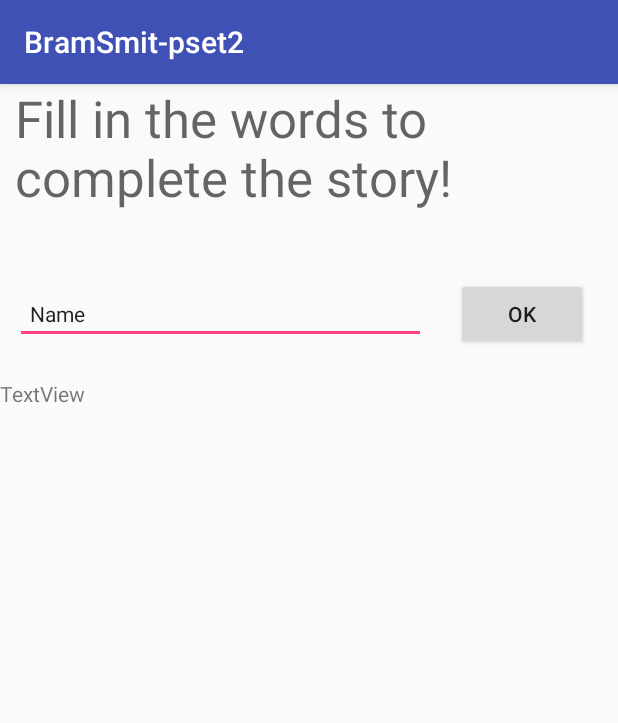
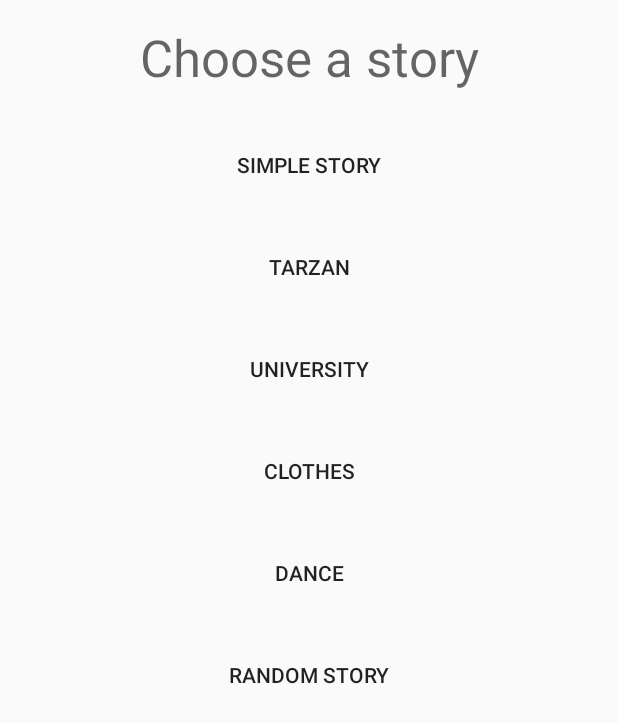
Before and after one commit to Bram502/BramSmit-pset2, an Android app: the screen it shows after launch (InputActivity before the commit, SelectionActivity after it), after a tap on "GET STARTED!", on a phone screen of 412 x 824 dp. Shown: the top 723 px of the screen. Run offline under Robolectric (Android 15) with nearby library versions, the phone set to English and light mode, and no system bars.

Commit message:
Implemented  - proper back navigation  - User story selection  - Random story selection

```diff
--- a/app/build.gradle
+++ b/app/build.gradle
@@ -20,11 +20,12 @@ android {
 }
 
 dependencies {
-    compile fileTree(dir: 'libs', include: ['*.jar'])
+    compile fileTree(include: ['*.jar'], dir: 'libs')
     androidTestCompile('com.android.support.test.espresso:espresso-core:2.2.2', {
         exclude group: 'com.android.support', module: 'support-annotations'
     })
     compile 'com.android.support:appcompat-v7:26.+'
     compile 'com.android.support.constraint:constraint-layout:1.0.2'
+    compile 'com.android.support:design:26.0.0-alpha1'
     testCompile 'junit:junit:4.12'
 }
--- a/app/src/main/AndroidManifest.xml
+++ b/app/src/main/AndroidManifest.xml
@@ -17,7 +17,8 @@
             </intent-filter>
         </activity>
         <activity android:name=".InputActivity" />
-        <activity android:name=".DisplayActivity"></activity>
+        <activity android:name=".DisplayActivity" />
+        <activity android:name=".SelectionActivity"></activity>
     </application>
 
 </manifest>
--- a/app/src/main/java/com/example/bwhsm/bramsmit_pset2/MainActivity.java
+++ b/app/src/main/java/com/example/bwhsm/bramsmit_pset2/MainActivity.java
@@ -5,38 +5,29 @@ import android.support.v7.app.AppCompatActivity;
 import android.os.Bundle;
 import android.view.View;
 
-import java.io.IOException;
-import java.io.InputStream;
 
 public class MainActivity extends AppCompatActivity {
 
-    private Story currentStory = null;
+
     @Override
     protected void onCreate(Bundle savedInstanceState) {
         super.onCreate(savedInstanceState);
         setContentView(R.layout.activity_main);
-        initializeStory();
+
+        findViewById(R.id.startButton).setOnClickListener(new ClickHandler());
+
 
     }
 
-    private void initializeStory() {
-        try {
-            InputStream is = getAssets().open("madlib0_simple.txt");
-            currentStory = new Story(is);
-        } catch (IOException e) {
-            e.printStackTrace();
-        }
-        System.out.println(currentStory.toString());
-    }
-
-    public void goToFirst(View view) {
-
-//        EditText editText = (EditText) findViewById(R.id.editText);
-//        String text = editText.getText().toString();
-
-        Intent i= new Intent(this, InputActivity.class);
-        i.putExtra("story", currentStory);
+    public void goToSelection() {
+        Intent i= new Intent(this, SelectionActivity.class);
         startActivity(i);
         finish();
     }
+
+    private class ClickHandler implements View.OnClickListener {
+        public void onClick(View arg0) {
+            goToSelection();
+        }
+    }
 }
--- a/app/src/main/res/layout/activity_input.xml
+++ b/app/src/main/res/layout/activity_input.xml
@@ -5,51 +5,47 @@
     android:layout_width="match_parent"
     android:layout_height="match_parent"
     android:orientation="vertical"
-    tools:context="com.example.bwhsm.bramsmit_pset2.InputActivity"
-    android:weightSum="1">
+    android:weightSum="1"
+    tools:context="com.example.bwhsm.bramsmit_pset2.InputActivity">
 
 
     <TextView
         android:id="@+id/textView3"
         android:layout_width="match_parent"
         android:layout_height="wrap_content"
-        android:layout_marginBottom="25dp"
-        android:layout_marginLeft="10dp"
+        android:padding="15dp"
         android:text="Fill in the words to complete the story!"
         android:textAppearance="@style/TextAppearance.AppCompat.Display1" />
 
     <TextView
-        android:id="@+id/count"
+        android:id="@+id/countView"
         android:layout_width="match_parent"
         android:layout_height="wrap_content"
         android:layout_marginLeft="120dp"
         android:layout_marginRight="120dp"
-        android:gravity="center" />
+        android:gravity="center"
+        android:text="count" />
 
     <LinearLayout
         android:layout_width="match_parent"
         android:layout_height="wrap_content"
-        android:orientation="horizontal">
+        android:orientation="horizontal"
+        android:padding="10dp"
+        android:weightSum="1">
 
         <EditText
             android:id="@+id/userInput"
             android:layout_width="wrap_content"
             android:layout_height="wrap_content"
-            android:layout_marginLeft="10dp"
-            android:layout_weight="2.14"
+            android:layout_weight="0.90"
             android:ems="10"
             android:inputType="textPersonName"
-            android:paddingLeft="10dp"
-            android:text="Name"
-            android:textAppearance="@android:style/TextAppearance.DeviceDefault.Small"
-            />
+            android:textAppearance="@android:style/TextAppearance.DeviceDefault" />
 
         <Button
             android:id="@+id/enterButton"
             android:layout_width="wrap_content"
             android:layout_height="wrap_content"
-            android:layout_marginLeft="20dp"
-            android:layout_marginRight="20dp"
             android:text="OK" />
 
     </LinearLayout>
@@ -60,10 +56,4 @@
         android:layout_height="wrap_content"
         android:gravity="center" />
 
-    <TextView
-        android:id="@+id/testText"
-        android:layout_width="match_parent"
-        android:layout_height="wrap_content"
-        android:text="TextView" />
-
 </LinearLayout>
--- a/app/src/main/res/layout/activity_main.xml
+++ b/app/src/main/res/layout/activity_main.xml
@@ -45,7 +45,6 @@
         android:layout_height="wrap_content"
         android:layout_marginLeft="50dp"
         android:layout_marginRight="50dp"
-        android:onClick="goToFirst"
         android:text="GET STARTED!"
         android:textAppearance="@style/TextAppearance.AppCompat.Button" />
 
--- /dev/null
+++ b/app/src/main/res/layout/activity_selection.xml
@@ -0,0 +1,70 @@
+<?xml version="1.0" encoding="utf-8"?>
+<ScrollView
+    xmlns:android="http://schemas.android.com/apk/res/android"
+    android:id="@+id/scroll"
+    android:layout_width="match_parent"
+    android:layout_height="wrap_content">
+    <LinearLayout xmlns:android="http://schemas.android.com/apk/res/android"
+        android:orientation="vertical" android:layout_width="match_parent"
+        android:layout_height="match_parent">
+
+        <TextView
+            android:id="@+id/textView2"
+            android:layout_width="match_parent"
+            android:layout_height="wrap_content"
+            android:padding="15dp"
+            android:text="Choose a story"
+            android:gravity="center"
+            android:textAppearance="@style/TextAppearance.AppCompat.Display1" />
+
+        <Button
+            android:id="@+id/option0"
+            style="@style/Widget.AppCompat.Button.Borderless"
+            android:layout_width="match_parent"
+            android:layout_height="wrap_content"
+            android:layout_margin="10dp"
+            android:text="Simple Story" />
+
+        <Button
+            android:id="@+id/option1"
+            style="@style/Widget.AppCompat.Button.Borderless"
+            android:layout_width="match_parent"
+            android:layout_height="wrap_content"
+            android:layout_margin="10dp"
+            android:text="Tarzan" />
+
+        <Button
+            android:id="@+id/option2"
+            style="@style/Widget.AppCompat.Button.Borderless"
+            android:layout_width="match_parent"
+            android:layout_height="wrap_content"
+            android:layout_margin="10dp"
+            android:text="University" />
+
+        <Button
+            android:id="@+id/option3"
+            style="@style/Widget.AppCompat.Button.Borderless"
+            android:layout_width="match_parent"
+            android:layout_height="wrap_content"
+            android:layout_margin="10dp"
+            android:text="Clothes" />
+
+        <Button
+            android:id="@+id/option4"
+            style="@style/Widget.AppCompat.Button.Borderless"
+            android:layout_width="match_parent"
+            android:layout_height="wrap_content"
+            android:layout_margin="10dp"
+            android:text="Dance" />
+
+        <Button
+            android:id="@+id/random"
+            style="@style/Widget.AppCompat.Button.Borderless"
+            android:layout_width="match_parent"
+            android:layout_height="wrap_content"
+            android:layout_margin="10dp"
+            android:text="Random Story" />
+
+
+    </LinearLayout>
+    </ScrollView>
--- a/app/src/main/res/values/styles.xml
+++ b/app/src/main/res/values/styles.xml
@@ -1,11 +1,12 @@
 <resources>
 
-    <!-- Base application theme. -->
-    <style name="AppTheme" parent="Theme.AppCompat.Light.DarkActionBar">
+     Base application theme.
+    <style name="AppTheme" parent="Theme.AppCompat.Light.NoActionBar">
         <!-- Customize your theme here. -->
-        <item name="colorPrimary">@color/colorPrimary</item>
-        <item name="colorPrimaryDark">@color/colorPrimaryDark</item>
-        <item name="colorAccent">@color/colorAccent</item>
+        <!--<item name="colorPrimary">@color/colorPrimary</item>-->
+        <!--<item name="colorPrimaryDark">@color/colorPrimaryDark</item>-->
+        <!--<item name="colorAccent">@color/colorAccent</item>-->
     </style>
 
+
 </resources>
--- a/build.gradle
+++ b/build.gradle
@@ -3,6 +3,9 @@
 buildscript {
     repositories {
         jcenter()
+        maven {
+            url "https://maven.google.com"
+        }
     }
     dependencies {
         classpath 'com.android.tools.build:gradle:2.3.3'
```
Also changed, not shown: app/src/main/java/com/example/bwhsm/bramsmit_pset2/DisplayActivity.java (+15 -1 lines), app/src/main/java/com/example/bwhsm/bramsmit_pset2/InputActivity.java (+30 -10 lines), app/src/main/java/com/example/bwhsm/bramsmit_pset2/SelectionActivity.java (added, +113 -0 lines), app/src/main/res/layout/activity_display.xml (+13 -6 lines).
